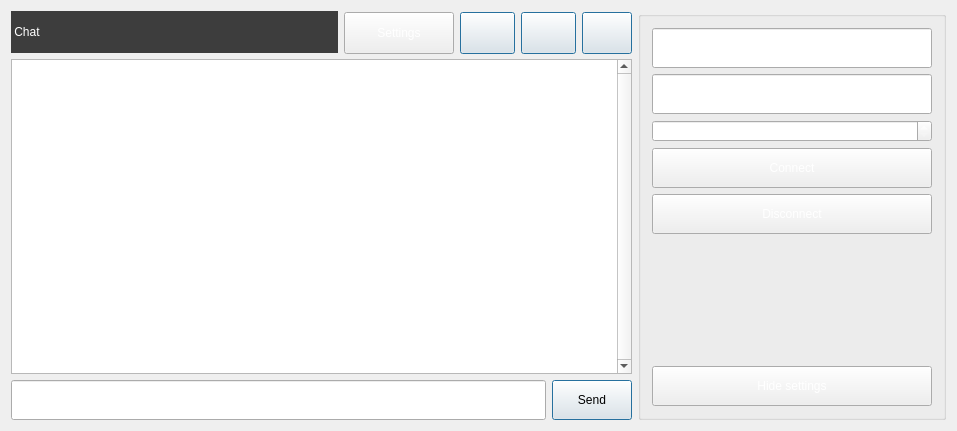
Old version of the form PolyChat_app/mainwindow.ui in the repository GregoryBaranov/ib_stream_service.
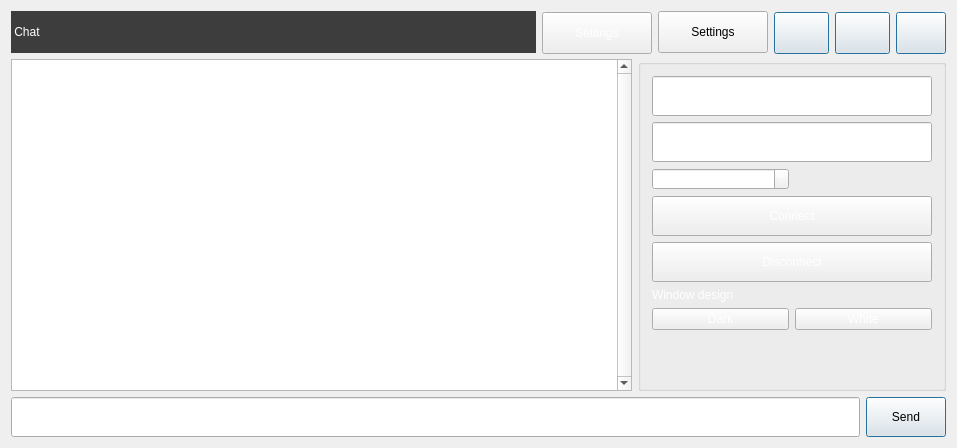
New version of the form.

Commit message: Дизайн

What changed in the file:
```diff
--- a/PolyChat_app/mainwindow.ui
+++ b/PolyChat_app/mainwindow.ui
@@ -7,7 +7,7 @@
     <x>0</x>
     <y>0</y>
     <width>957</width>
-    <height>431</height>
+    <height>448</height>
    </rect>
   </property>
   <property name="minimumSize">
@@ -27,115 +27,66 @@
   </property>
   <widget class="QWidget" name="centralWidget">
    <layout class="QGridLayout" name="gridLayout">
-    <item row="0" column="1">
-     <widget class="QGroupBox" name="groupBox">
-      <property name="minimumSize">
-       <size>
-        <width>300</width>
-        <height>0</height>
-       </size>
-      </property>
-      <property name="styleSheet">
-       <string notr="true">color: rgb(255, 255, 255);</string>
-      </property>
-      <property name="title">
-       <string/>
-      </property>
-      <layout class="QGridLayout" name="gridLayout_2">
-       <item row="6" column="0" colspan="2">
-        <spacer name="verticalSpacer">
-         <property name="orientation">
-          <enum>Qt::Vertical</enum>
-         </property>
-         <property name="sizeHint" stdset="0">
-          <size>
-           <width>20</width>
-           <height>40</height>
-          </size>
-         </property>
-        </spacer>
-       </item>
-       <item row="3" column="0" colspan="2">
-        <widget class="QSpinBox" name="spinPort"/>
-       </item>
-       <item row="4" column="0" colspan="2">
-        <widget class="QPushButton" name="connect">
-         <property name="minimumSize">
-          <size>
-           <width>0</width>
-           <height>40</height>
-          </size>
-         </property>
-         <property name="text">
-          <string>Connect</string>
-         </property>
-        </widget>
-       </item>
-       <item row="2" column="0" colspan="2">
-        <widget class="QLineEdit" name="hostEdit">
-         <property name="minimumSize">
-          <size>
-           <width>280</width>
-           <height>40</height>
-          </size>
-         </property>
-        </widget>
-       </item>
-       <item row="1" column="0" colspan="2">
-        <widget class="QLineEdit" name="nameEdit">
-         <property name="minimumSize">
-          <size>
-           <width>280</width>
-           <height>40</height>
-          </size>
-         </property>
-         <property name="maximumSize">
-          <size>
-           <width>16777215</width>
-           <height>40</height>
-          </size>
-         </property>
-        </widget>
-       </item>
-       <item row="5" column="0" colspan="2">
-        <widget class="QPushButton" name="Disconnect">
-         <property name="minimumSize">
-          <size>
-           <width>0</width>
-           <height>40</height>
-          </size>
-         </property>
-         <property name="text">
-          <string>Disconnect</string>
-         </property>
-        </widget>
-       </item>
-       <item row="7" column="0" colspan="2">
-        <widget class="QPushButton" name="HideSettings">
-         <property name="minimumSize">
-          <size>
-           <width>0</width>
-           <height>40</height>
-          </size>
-         </property>
-         <property name="text">
-          <string>Hide settings</string>
-         </property>
-        </widget>
-       </item>
-      </layout>
-      <zorder>HideSettings</zorder>
-      <zorder>Disconnect</zorder>
-      <zorder>connect</zorder>
-      <zorder>spinPort</zorder>
-      <zorder>hostEdit</zorder>
-      <zorder>nameEdit</zorder>
-     </widget>
-    </item>
     <item row="0" column="0">
      <layout class="QVBoxLayout" name="verticalLayout">
       <item>
        <layout class="QGridLayout" name="gridLayout_3">
+        <item row="0" column="3">
+         <widget class="QPushButton" name="btn_minimize">
+          <property name="minimumSize">
+           <size>
+            <width>55</width>
+            <height>42</height>
+           </size>
+          </property>
+          <property name="maximumSize">
+           <size>
+            <width>35</width>
+            <height>40</height>
+           </size>
+          </property>
+          <property name="styleSheet">
+           <string notr="true">font: 75 24pt &quot;MS Shell Dlg 2&quot;;</string>
+          </property>
+          <property name="text">
+           <string/>
+          </property>
+          <property name="autoDefault">
+           <bool>true</bool>
+          </property>
+          <property name="default">
+           <bool>true</bool>
+          </property>
+         </widget>
+        </item>
+        <item row="0" column="5">
+         <widget class="QPushButton" name="btn_close">
+          <property name="minimumSize">
+           <size>
+            <width>50</width>
+            <height>42</height>
+           </size>
+          </property>
+          <property name="maximumSize">
+           <size>
+            <width>35</width>
+            <height>40</height>
+           </size>
+          </property>
+          <property name="styleSheet">
+           <string notr="true">font: 75 11pt &quot;MS Shell Dlg 2&quot;;</string>
+          </property>
+          <property name="text">
+           <string/>
+          </property>
+          <property name="autoDefault">
+           <bool>true</bool>
+          </property>
+          <property name="default">
+           <bool>true</bool>
+          </property>
+         </widget>
+        </item>
         <item row="0" column="0">
          <widget class="QLabel" name="label">
           <property name="minimumSize">
@@ -181,67 +132,11 @@
           </property>
          </widget>
         </item>
-        <item row="0" column="2">
-         <widget class="QPushButton" name="btn_minimize">
-          <property name="minimumSize">
-           <size>
-            <width>55</width>
-            <height>42</height>
-           </size>
-          </property>
-          <property name="maximumSize">
-           <size>
-            <width>35</width>
-            <height>40</height>
-           </size>
-          </property>
-          <property name="styleSheet">
-           <string notr="true">font: 75 24pt &quot;MS Shell Dlg 2&quot;;</string>
-          </property>
-          <property name="text">
-           <string/>
-          </property>
-          <property name="autoDefault">
-           <bool>true</bool>
-          </property>
-          <property name="default">
-           <bool>true</bool>
-          </property>
-         </widget>
-        </item>
-        <item row="0" column="3">
-         <widget class="QPushButton" name="btn_maximize">
-          <property name="minimumSize">
-           <size>
-            <width>55</width>
-            <height>42</height>
-           </size>
-          </property>
-          <property name="maximumSize">
-           <size>
-            <width>35</width>
-            <height>40</height>
-           </size>
-          </property>
-          <property name="styleSheet">
-           <string notr="true">font: 75 24pt &quot;MS Shell Dlg 2&quot;;</string>
-          </property>
-          <property name="text">
-           <string/>
-          </property>
-          <property name="autoDefault">
-           <bool>true</bool>
-          </property>
-          <property name="default">
-           <bool>true</bool>
-          </property>
-         </widget>
-        </item>
         <item row="0" column="4">
-         <widget class="QPushButton" name="btn_close">
+         <widget class="QPushButton" name="btn_maximize">
           <property name="minimumSize">
            <size>
-            <width>50</width>
+            <width>55</width>
             <height>42</height>
            </size>
           </property>
@@ -252,7 +147,7 @@
            </size>
           </property>
           <property name="styleSheet">
-           <string notr="true">font: 75 11pt &quot;MS Shell Dlg 2&quot;;</string>
+           <string notr="true">font: 75 24pt &quot;MS Shell Dlg 2&quot;;</string>
           </property>
           <property name="text">
            <string/>
@@ -265,26 +160,170 @@
           </property>
          </widget>
         </item>
+        <item row="0" column="2">
+         <widget class="QPushButton" name="HideSettings">
+          <property name="minimumSize">
+           <size>
+            <width>110</width>
+            <height>42</height>
+           </size>
+          </property>
+          <property name="maximumSize">
+           <size>
+            <width>110</width>
+            <height>16777215</height>
+           </size>
+          </property>
+          <property name="text">
+           <string>Settings</string>
+          </property>
+         </widget>
+        </item>
        </layout>
       </item>
       <item>
-       <widget class="QTextEdit" name="messageBoard">
-        <property name="minimumSize">
-         <size>
-          <width>600</width>
-          <height>0</height>
-         </size>
-        </property>
-        <property name="accessibleDescription">
-         <string/>
-        </property>
-        <property name="verticalScrollBarPolicy">
-         <enum>Qt::ScrollBarAlwaysOn</enum>
-        </property>
-        <property name="horizontalScrollBarPolicy">
-         <enum>Qt::ScrollBarAlwaysOff</enum>
-        </property>
-       </widget>
+       <layout class="QHBoxLayout" name="horizontalLayout_2">
+        <item>
+         <widget class="QTextEdit" name="messageBoard">
+          <property name="minimumSize">
+           <size>
+            <width>600</width>
+            <height>0</height>
+           </size>
+          </property>
+          <property name="maximumSize">
+           <size>
+            <width>16777215</width>
+            <height>16777215</height>
+           </size>
+          </property>
+          <property name="accessibleDescription">
+           <string/>
+          </property>
+          <property name="verticalScrollBarPolicy">
+           <enum>Qt::ScrollBarAlwaysOn</enum>
+          </property>
+          <property name="horizontalScrollBarPolicy">
+           <enum>Qt::ScrollBarAlwaysOff</enum>
+          </property>
+         </widget>
+        </item>
+        <item>
+         <widget class="QGroupBox" name="groupBox">
+          <property name="minimumSize">
+           <size>
+            <width>300</width>
+            <height>0</height>
+           </size>
+          </property>
+          <property name="styleSheet">
+           <string notr="true">color: rgb(255, 255, 255);</string>
+          </property>
+          <property name="title">
+           <string/>
+          </property>
+          <layout class="QGridLayout" name="gridLayout_2">
+           <item row="2" column="0">
+            <widget class="QSpinBox" name="spinPort"/>
+           </item>
+           <item row="7" column="1">
+            <widget class="QPushButton" name="WhiteDesign">
+             <property name="text">
+              <string>White</string>
+             </property>
+            </widget>
+           </item>
+           <item row="8" column="0">
+            <spacer name="verticalSpacer">
+             <property name="orientation">
+              <enum>Qt::Vertical</enum>
+             </property>
+             <property name="sizeHint" stdset="0">
+              <size>
+               <width>20</width>
+               <height>40</height>
+              </size>
+             </property>
+            </spacer>
+           </item>
+           <item row="7" column="0">
+            <widget class="QPushButton" name="DarkDesign">
+             <property name="text">
+              <string>Dark</string>
+             </property>
+            </widget>
+           </item>
+           <item row="0" column="0" colspan="2">
+            <widget class="QLineEdit" name="nameEdit">
+             <property name="minimumSize">
+              <size>
+               <width>280</width>
+               <height>40</height>
+              </size>
+             </property>
+             <property name="maximumSize">
+              <size>
+               <width>16777215</width>
+               <height>40</height>
+              </size>
+             </property>
+            </widget>
+           </item>
+           <item row="1" column="0" colspan="2">
+            <widget class="QLineEdit" name="hostEdit">
+             <property name="minimumSize">
+              <size>
+               <width>280</width>
+               <height>40</height>
+              </size>
+             </property>
+            </widget>
+           </item>
+           <item row="6" column="0">
+            <widget class="QLabel" name="label_2">
+             <property name="text">
+              <string>Window design</string>
+             </property>
+            </widget>
+           </item>
+           <item row="3" column="0" colspan="2">
+            <widget class="QPushButton" name="connect">
+             <property name="minimumSize">
+              <size>
+               <width>0</width>
+               <height>40</height>
+              </size>
+             </property>
+             <property name="text">
+              <string>Connect</string>
+             </property>
+            </widget>
+           </item>
+           <item row="5" column="0" colspan="2">
+            <widget class="QPushButton" name="Disconnect">
+             <property name="minimumSize">
+              <size>
+               <width>0</width>
+               <height>40</height>
+              </size>
+             </property>
+             <property name="text">
+              <string>Disconnect</string>
+             </property>
+            </widget>
+           </item>
+          </layout>
+          <zorder>connect</zorder>
+          <zorder>spinPort</zorder>
+          <zorder>hostEdit</zorder>
+          <zorder>nameEdit</zorder>
+          <zorder>DarkDesign</zorder>
+          <zorder>WhiteDesign</zorder>
+          <zorder>label_2</zorder>
+          <zorder>Disconnect</zorder>
+         </widget>
+        </item>
+       </layout>
       </item>
       <item>
        <layout class="QHBoxLayout" name="horizontalLayout">
```
The commit also changes 3 other files.
